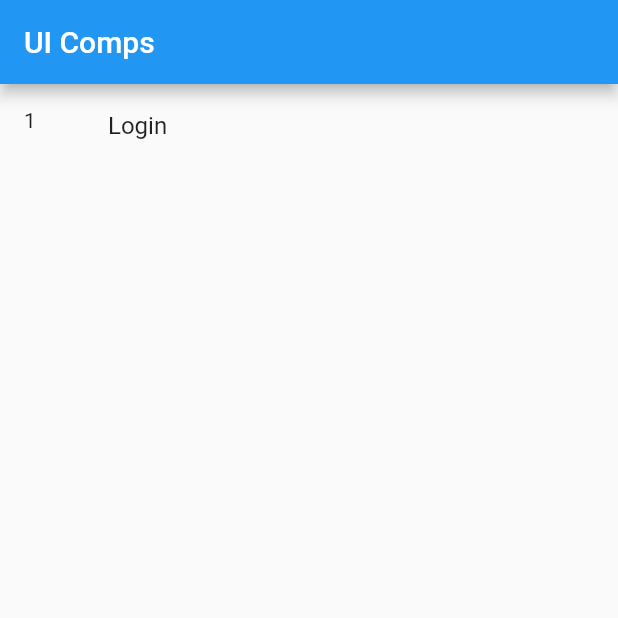
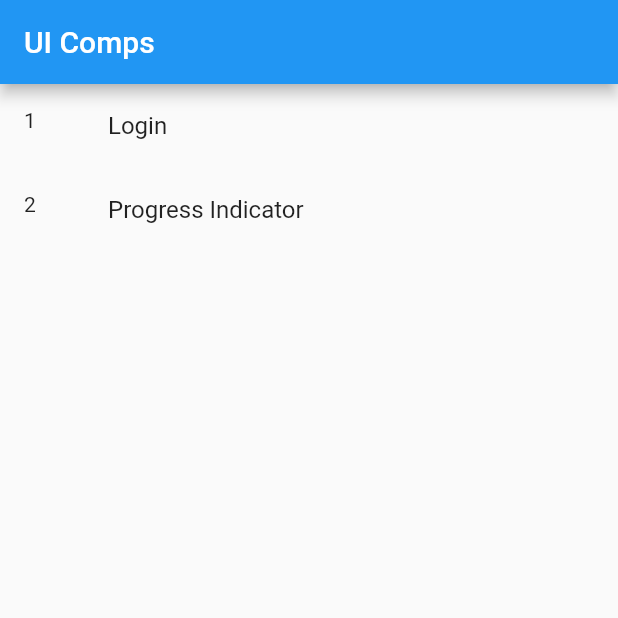
Before and after one commit to raushanraja/FlutterLearn, a Flutter app: the screen it shows after launch, on a phone screen of 412 x 824 dp, the top half of it. Run offline on Flutter 3.47's test engine with Material 2 defaults, Android fonts, the phone set to English and light mode, and no system bars.

Commit message:
Added CircularProgressIndicator, disable back loading

```diff
--- a/lib/main.dart
+++ b/lib/main.dart
@@ -1,5 +1,6 @@
 import 'package:flutter/material.dart';
 import 'package:flutter_ui_components/components/Login/login.dart';
+import 'package:flutter_ui_components/components/loadingIndicator/loading.dart';
 import 'components/listTile/ListTile_screen.dart';
 import 'package:flutter_ui_components/models/UIList.dart';
 
@@ -35,18 +36,24 @@ class _MyHomePageState extends State<MyHomePage> {
       appBar: AppBar(
         title: Text(widget.title),
       ),
-      body: ListView.builder(
-        itemCount: uilist.length,
-        itemBuilder: (context,index){
-          return ListTile(
-            leading: Text('${uilist[index].uiNumber}'),
-            title: Text('${uilist[index].uiName}'),
+      body: ListView(
+        children: <Widget>[
+          ListTile(
+            leading: Text('${uilist[0].uiNumber}'),
+            title: Text('${uilist[0].uiName}'),
             onTap:(){
               Navigator.push(context, MaterialPageRoute(builder: (context) => LoginScreen()));
             },
-          );
-        },
-      ),
+          ),
+          ListTile(
+            leading: Text('${uilist[1].uiNumber}'),
+            title: Text('${uilist[1].uiName}'),
+            onTap:(){
+              Navigator.push(context, MaterialPageRoute(builder: (context) => Loader()));
+            },
+          ),
+        ],
+      )
     );
   }
 }
--- a/lib/models/UIList.dart
+++ b/lib/models/UIList.dart
@@ -53,5 +53,6 @@ class Uilist {
 
   static List<Uilist> uilist = [
     Uilist(uiNumber: 1, uiName: "Login"),
+    Uilist(uiNumber: 2, uiName: "Progress Indicator"),
   ];
 }
```
Also changed, not shown: lib/components/loadingIndicator/loading.dart (added, +51 -0 lines).
